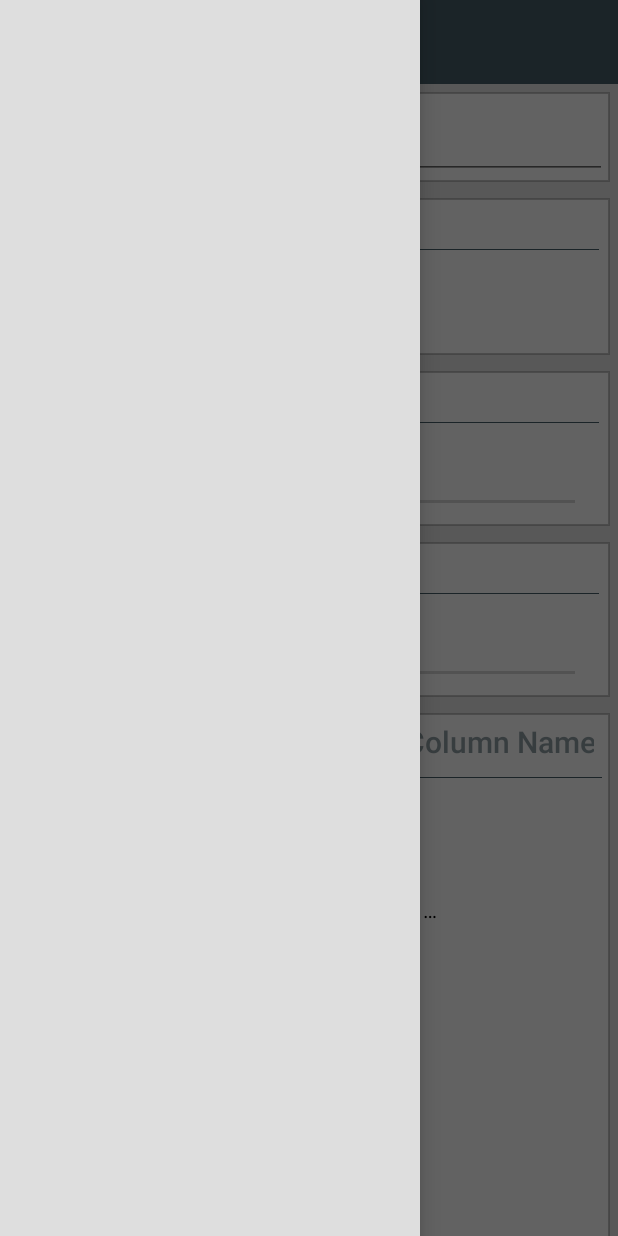
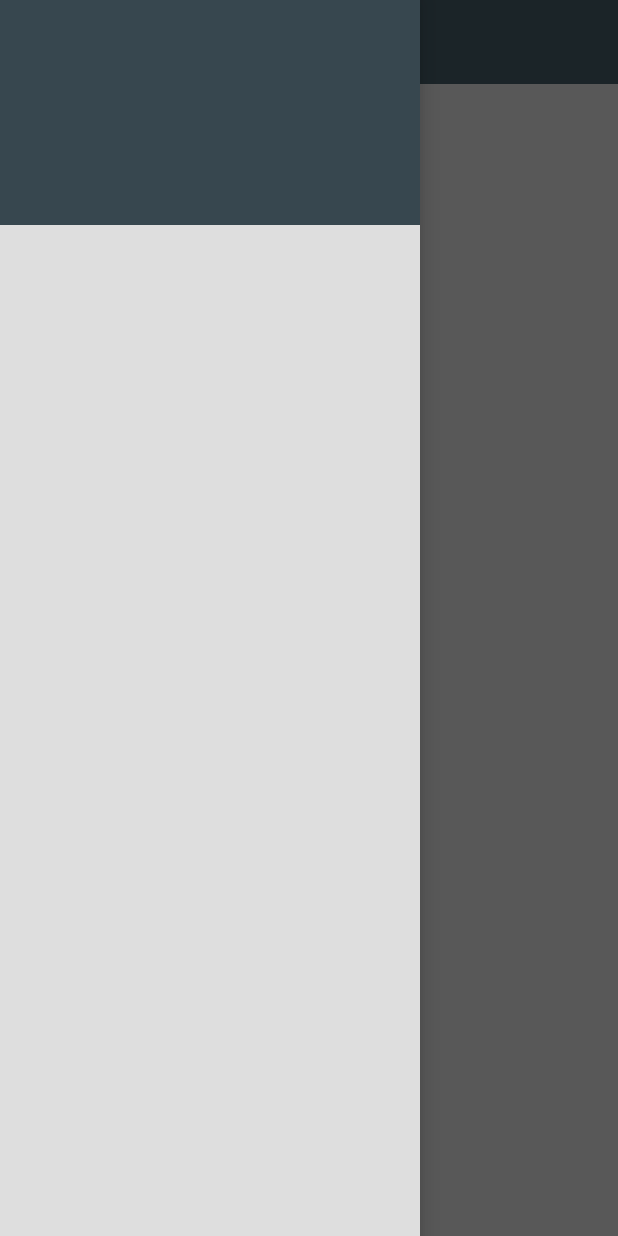
Before and after one commit to droideveloper/QMAndroid, an Android app: the screen it shows after launch (ScrollingActivity before the commit, MainActivityView after it), with the side drawer open, on a phone screen of 412 x 824 dp. Run offline under Robolectric (Android 15) with nearby library versions, the phone set to English and light mode, and no system bars.

Commit message:
added main activity and menu

```diff
--- a/app/src/main/AndroidManifest.xml
+++ b/app/src/main/AndroidManifest.xml
@@ -7,9 +7,10 @@
         android:icon="@mipmap/ic_launcher"
         android:label="@string/app_name"
         android:supportsRtl="true"
+        android:name=".QMAndroidApplication"
         android:theme="@style/AppTheme">
 
-        <activity android:name=".ScrollingActivity">
+        <activity android:name=".views.MainActivityView">
             <intent-filter>
                 <action android:name="android.intent.action.MAIN" />
                 <category android:name="android.intent.category.LAUNCHER" />
--- /dev/null
+++ b/app/src/main/java/org/fs/qm/QMAndroidApplication.java
@@ -0,0 +1,22 @@
+package org.fs.qm;
+
+import org.fs.core.AbstractApplication;
+
+/**
+ * Created by Fatih on 13/06/16.
+ * as org.fs.qm.QMAndroidApplication
+ */
+public class QMAndroidApplication extends AbstractApplication {
+
+    @Override public void onCreate() {
+        super.onCreate();
+    }
+
+    @Override protected String getClassTag() {
+        return QMAndroidApplication.class.getSimpleName();
+    }
+
+    @Override protected boolean isLogEnabled() {
+        return isDebug();
+    }
+}
--- /dev/null
+++ b/app/src/main/java/org/fs/qm/presenters/IMainActivityPresenter.java
@@ -0,0 +1,22 @@
+package org.fs.qm.presenters;
+
+import android.os.Bundle;
+import android.support.design.widget.NavigationView;
+import android.view.MenuItem;
+
+import org.fs.common.IPresenter;
+
+/**
+ * Created by Fatih on 13/06/16.
+ * as org.fs.qm.presenters.IMainActivityPresenter
+ */
+public interface IMainActivityPresenter extends IPresenter {
+
+    void restoreState(Bundle input);
+    void storeState(Bundle output);
+
+    boolean hasBackPress();
+    void    navigate(MenuItem navigation);
+
+    NavigationView.OnNavigationItemSelectedListener provideNavigationListener();
+}
--- /dev/null
+++ b/app/src/main/java/org/fs/qm/presenters/MenuActivityPresenter.java
@@ -0,0 +1,107 @@
+package org.fs.qm.presenters;
+
+import android.os.Bundle;
+import android.os.Handler;
+import android.os.Looper;
+import android.support.design.widget.NavigationView;
+import android.support.v4.app.FragmentManager;
+import android.view.MenuItem;
+
+import org.fs.common.AbstractPresenter;
+import org.fs.core.AbstractApplication;
+import org.fs.qm.views.IMainActivityView;
+
+/**
+ * Created by Fatih on 13/06/16.
+ * as org.fs.qm.presenters.MenuActivityPresenter
+ */
+public class MenuActivityPresenter extends AbstractPresenter<IMainActivityView> implements IMainActivityPresenter,
+                                                                                           NavigationView.OnNavigationItemSelectedListener {
+
+    private static final String KEY_SELECTED_NAVIGATION_MENU = "navigation.selected.menu";
+
+    private final static long   NAVIGATION_SELECTED_DELAY    = 250L;
+
+    private final Handler   uiThreadHandler  = new Handler(Looper.myLooper());
+    private final Runnable  navigationThread = new Runnable() {
+        @Override public void run() {
+            if(view.isAvailable()) {
+                final MenuItem navigation = view.findMenuItem(selectedNavigationMenu);
+                if(navigation != null) {
+                    navigate(navigation);
+                }
+            }
+        }
+    };
+
+    private int selectedNavigationMenu;
+
+    public MenuActivityPresenter(IMainActivityView view) {
+        super(view);
+    }
+
+    @Override public void restoreState(Bundle input) {
+        if(input != null) {
+            selectedNavigationMenu = input.getInt(KEY_SELECTED_NAVIGATION_MENU);
+        }
+    }
+
+    @Override public void storeState(Bundle output) {
+        output.putInt(KEY_SELECTED_NAVIGATION_MENU, selectedNavigationMenu);
+    }
+
+    @Override public boolean hasBackPress() {
+        boolean hasDrawerOpen = view.hasDrawerOpen();
+        if(hasDrawerOpen) {
+            view.closeMenu();
+            return true;
+        }
+        FragmentManager fragmentManager = view.getSupportFragmentManager();
+        return fragmentManager.popBackStackImmediate();
+    }
+
+    @Override public boolean onNavigationItemSelected(MenuItem navigation) {
+        boolean alreadySelected = selectedNavigationMenu == navigation.getItemId();
+        if(!alreadySelected) {
+            selectedNavigationMenu = navigation.getItemId();
+            uiThreadHandler.postDelayed(navigationThread, NAVIGATION_SELECTED_DELAY);
+        }
+        view.closeMenu();
+        return true;
+    }
+
+    @Override public void navigate(MenuItem navigation) {
+        //todo implement this navigation change
+    }
+
+    @Override public void onCreate() {
+        view.setUpViews();
+    }
+
+    @Override public void onStart() {
+        if(selectedNavigationMenu != 0) {
+            view.setNavigationSelected(selectedNavigationMenu);
+        }
+    }
+
+    @Override public void onStop() {
+        uiThreadHandler.removeCallbacks(navigationThread);
+    }
+
+    @Override public void onDestroy() {
+        uiThreadHandler.removeCallbacks(navigationThread);
+    }
+
+    @Override public NavigationView.OnNavigationItemSelectedListener provideNavigationListener() {
+        return this;
+    }
+
+    @Override protected String getClassTag() {
+        return MenuActivityPresenter.class.getSimpleName();
+    }
+
+    @Override protected boolean isLogEnabled() {
+        return AbstractApplication.isDebug();
+    }
+
+}
--- /dev/null
+++ b/app/src/main/java/org/fs/qm/views/IMainActivityView.java
@@ -0,0 +1,40 @@
+package org.fs.qm.views;
+
+import android.content.Context;
+import android.support.v4.app.Fragment;
+import android.support.v4.app.FragmentManager;
+import android.view.MenuItem;
+
+import org.fs.common.IView;
+import org.fs.qm.QMAndroidApplication;
+import org.fs.qm.components.ActivityComponent;
+import org.fs.qm.components.ApplicationComponent;
+
+/**
+ * Created by Fatih on 13/06/16.
+ * as org.fs.qm.views.IMainActivityView
+ */
+public interface IMainActivityView extends IView {
+
+
+    void setUpViews();
+    void onBindView();
+    void closeMenu();
+    void showMenu();
+    void setNavigationSelected(int id);
+    void setTitle(String title);
+
+    void commitWithAnim(Fragment fragment);
+    void commitWithoutAnim(Fragment fragment);
+
+    FragmentManager      getSupportFragmentManager();
+    ApplicationComponent getApplicationComponent();
+    ActivityComponent    getActivityComponent();
+    QMAndroidApplication getQMAndroidApplication();
+    MenuItem             findMenuItem(int id);
+    boolean              isTablet();
+    boolean              hasDrawerOpen();
+    boolean              isAvailable();
+    Context              getContext();
+
+}
--- /dev/null
+++ b/app/src/main/java/org/fs/qm/views/MainActivityView.java
@@ -0,0 +1,209 @@
+package org.fs.qm.views;
+
+import android.content.Context;
+import android.content.pm.ActivityInfo;
+import android.os.Bundle;
+import android.support.annotation.Nullable;
+import android.support.design.widget.NavigationView;
+import android.support.v4.app.Fragment;
+import android.support.v4.app.FragmentManager;
+import android.support.v4.app.FragmentTransaction;
+import android.support.v4.view.GravityCompat;
+import android.support.v4.widget.DrawerLayout;
+import android.support.v7.app.ActionBar;
+import android.support.v7.app.ActionBarDrawerToggle;
+import android.support.v7.widget.Toolbar;
+import android.view.MenuItem;
+
+import org.fs.core.AbstractActivity;
+import org.fs.core.AbstractApplication;
+import org.fs.qm.QMAndroidApplication;
+import org.fs.qm.R;
+import org.fs.qm.components.ActivityComponent;
+import org.fs.qm.components.ApplicationComponent;
+import org.fs.qm.presenters.IMainActivityPresenter;
+import org.fs.qm.presenters.MenuActivityPresenter;
+import org.fs.util.ViewUtility;
+
+/**
+ * Created by Fatih on 13/06/16.
+ * as org.fs.qm.presenters.MainActivityView
+ */
+public class MainActivityView extends AbstractActivity<IMainActivityPresenter> implements IMainActivityView {
+
+    private Toolbar                 toolBar;
+    private NavigationView          navigationView;
+    private DrawerLayout            drawerLayout;
+    private ActionBarDrawerToggle   drawerToggle;
+
+
+    @Override protected void onCreate(@Nullable Bundle savedInstanceState) {
+        super.onCreate(savedInstanceState);
+        if(!isTablet()) {
+            setRequestedOrientation(ActivityInfo.SCREEN_ORIENTATION_PORTRAIT);
+        } else {
+            setRequestedOrientation(ActivityInfo.SCREEN_ORIENTATION_LANDSCAPE);
+        }
+        setContentView(R.layout.layout_main_activity);
+        onBindView();
+        presenter.restoreState(savedInstanceState != null ? savedInstanceState : getIntent().getExtras());
+        presenter.onCreate();
+    }
+
+    @Override protected void onRestoreInstanceState(Bundle savedInstanceState) {
+        super.onRestoreInstanceState(savedInstanceState);
+        presenter.restoreState(savedInstanceState);
+    }
+
+    @Override protected void onSaveInstanceState(Bundle outState) {
+        super.onSaveInstanceState(outState);
+        presenter.storeState(outState);
+    }
+
+    @Override protected void onPostCreate(@Nullable Bundle savedInstanceState) {
+        super.onPostCreate(savedInstanceState);
+        if(!isTablet()) {
+            drawerToggle.syncState();
+        }
+    }
+
+    @Override public boolean onOptionsItemSelected(MenuItem item) {
+        boolean hasActionToolBar = drawerToggle != null && drawerToggle.onOptionsItemSelected(item);
+        if(hasActionToolBar) {
+            return hasActionToolBar;
+        }
+        return super.onOptionsItemSelected(item);
+    }
+
+    @Override protected void onStart() {
+        super.onStart();
+        presenter.onStart();
+    }
+
+    @Override protected void onStop() {
+        presenter.onStop();
+        super.onStop();
+    }
+
+    @Override protected void onDestroy() {
+        presenter.onDestroy();
+        super.onDestroy();
+    }
+
+    @Override public void onBindView() {
+        toolBar         = ViewUtility.findViewById(this, R.id.toolbar);
+        navigationView  = ViewUtility.findViewById(this, R.id.nvMenu);
+        if (!isTablet()) {
+            drawerLayout = ViewUtility.findViewById(this, R.id.vgDrawer);
+            drawerToggle = new ActionBarDrawerToggle(this, drawerLayout, toolBar, R.string.navigation_drawer_open, R.string.navigation_drawer_close);
+        }
+    }
+
+    @Override public void setUpViews() {
+        if(!isTablet()) {
+            setSupportActionBar(toolBar);
+            ActionBar actionBar = getSupportActionBar();
+            if(actionBar != null) {
+                actionBar.setDisplayHomeAsUpEnabled(true);
+                actionBar.setDisplayShowTitleEnabled(true);
+            }
+            drawerLayout.addDrawerListener(drawerToggle);
+        }
+        navigationView.setNavigationItemSelectedListener(presenter.provideNavigationListener());
+    }
+
+    @Override public void setTitle(String title) {
+        toolBar.setTitle(title);
+    }
+
+    @Override public ApplicationComponent getApplicationComponent() {
+        return null;
+    }
+
+    @Override public ActivityComponent getActivityComponent() {
+        return null;
+    }
+
+    @Override public QMAndroidApplication getQMAndroidApplication() {
+        return (QMAndroidApplication) getApplication();
+    }
+
+    @Override public void commitWithAnim(Fragment fragment) {
+        FragmentTransaction trans = getSupportFragmentManager().beginTransaction();
+        trans.replace(R.id.vgContainer, fragment);
+        trans.setCustomAnimations(R.anim.translate_in, R.anim.scale_out,
+                                  R.anim.scale_in, R.anim.translate_out);
+        trans.addToBackStack(String.valueOf(fragment.hashCode()));
+        trans.commit();
+    }
+
+    @Override public void commitWithoutAnim(Fragment fragment) {
+        FragmentTransaction trans = getSupportFragmentManager().beginTransaction();
+        trans.replace(R.id.vgContainer, fragment);
+        trans.addToBackStack(String.valueOf(fragment.hashCode()));
+        trans.commit();
+    }
+
+    @Override public FragmentManager getSupportFragmentManager() {
+        return super.getSupportFragmentManager();
+    }
+
+    @Override public Context getContext() {
+        return this;
+    }
+
+    @Override public void onBackPressed() {
+        boolean hasBackPress = presenter.hasBackPress();
+        if(!hasBackPress) {
+            //presenter not need
+            super.onBackPressed();
+        }
+    }
+
+    @Override public void closeMenu() {
+        if(drawerLayout != null) {
+            drawerLayout.closeDrawer(GravityCompat.START);
+        }
+    }
+
+    @Override public void showMenu() {
+        if(drawerLayout != null) {
+            drawerLayout.openDrawer(GravityCompat.END);
+        }
+    }
+
+    @Override public void setNavigationSelected(int id) {
+        final MenuItem item = findMenuItem(id);
+        if(item != null) {
+            item.setChecked(true);
+        }
+    }
+
+    @Override public MenuItem findMenuItem(int id) {
+        return navigationView.getMenu().findItem(id);
+    }
+
+    @Override public boolean isAvailable() {
+        return !isFinishing();
+    }
+
+    @Override public boolean hasDrawerOpen() {
+        return drawerLayout != null && drawerLayout.isDrawerOpen(GravityCompat.START);
+    }
+
+    @Override public boolean isTablet() {
+        return getResources().getBoolean(R.bool.isTablet);
+    }
+
+    @Override protected IMainActivityPresenter presenter() {
+        return new MenuActivityPresenter(this);
+    }
+
+    @Override protected String getClassTag() {
+        return MainActivityView.class.getSimpleName();
+    }
+
+    @Override protected boolean isLogEnabled() {
+        return AbstractApplication.isDebug();
+    }
+}
--- /dev/null
+++ b/app/src/main/res/color/navigation_item_bg.xml
@@ -0,0 +1,5 @@
+<?xml version="1.0" encoding="utf-8"?>
+<selector xmlns:android="http://schemas.android.com/apk/res/android">
+    <item android:color="@color/colorPrimary" android:state_checked="true" />
+    <item android:color="@android:color/transparent" />
+</selector>
--- /dev/null
+++ b/app/src/main/res/drawable/ic_account_balance_white_24dp.xml
@@ -0,0 +1,9 @@
+<vector xmlns:android="http://schemas.android.com/apk/res/android"
+        android:width="24dp"
+        android:height="24dp"
+        android:viewportWidth="24.0"
+        android:viewportHeight="24.0">
+    <path
+        android:fillColor="#FFFFFFFF"
+        android:pathData="M4,10v7h3v-7L4,10zM10,10v7h3v-7h-3zM2,22h19v-3L2,19v3zM16,10v7h3v-7h-3zM11.5,1L2,6v2h19L21,6l-9.5,-5z"/>
+</vector>
--- a/app/src/main/res/layout/layout_main_activity.xml
+++ b/app/src/main/res/layout/layout_main_activity.xml
@@ -4,7 +4,8 @@
     android:id="@+id/vgDrawer"
     android:layout_width="match_parent"
     android:layout_height="match_parent"
-    xmlns:android="http://schemas.android.com/apk/res/android" >
+    xmlns:android="http://schemas.android.com/apk/res/android"
+    xmlns:navigation="http://schemas.android.com/apk/res-auto">
 
     <LinearLayout
         android:orientation="vertical"
@@ -33,6 +34,10 @@
         android:id="@+id/nvMenu"
         android:layout_width="wrap_content"
         android:layout_gravity="start"
+        navigation:headerLayout="@layout/layout_navigation_header"
+        navigation:itemTextColor="@color/navigation_item_bg"
+        navigation:itemIconTint="@color/navigation_item_bg"
+        navigation:menu="@menu/navigation"
         android:layout_height="match_parent" />
 
 </android.support.v4.widget.DrawerLayout>
--- /dev/null
+++ b/app/src/main/res/layout/layout_navigation_header.xml
@@ -0,0 +1,7 @@
+<?xml version="1.0" encoding="utf-8"?>
+<LinearLayout
+    xmlns:android="http://schemas.android.com/apk/res/android"
+    android:orientation="vertical"
+    android:layout_width="match_parent"
+    android:background="@color/colorPrimaryDark"
+    android:layout_height="150dp" />
--- /dev/null
+++ b/app/src/main/res/menu/navigation.xml
@@ -0,0 +1,11 @@
+<?xml version="1.0" encoding="utf-8"?>
+<menu
+    xmlns:android="http://schemas.android.com/apk/res/android">
+    <group
+        android:checkableBehavior="single">
+        <item
+            android:id="@+id/nvHome"
+            android:title="@string/nv_home_title"
+            android:icon="@drawable/ic_account_balance_white_24dp" />
+    </group>
+</menu>
--- a/app/src/main/res/values/strings.xml
+++ b/app/src/main/res/values/strings.xml
@@ -27,6 +27,11 @@
     <string name="upper_case_name">A, B, C, D, E, &#8230;</string>
     <string name="number_name">1, 2, 3, 4, 5, &#8230;</string>
     <string name="month_name">January, February, March, &#8230;</string>
+
+    <string name="navigation_drawer_open">NavigationOpen</string>
+    <string name="navigation_drawer_close">NavigationClosed</string>
+
+    <string name="nv_home_title">Home</string>
 
     <string-array name="months">
         <item>January</item>
--- a/app/src/main/res/values/styles.xml
+++ b/app/src/main/res/values/styles.xml
@@ -15,6 +15,12 @@
 
         <item name="windowActionBar">false</item>
         <item name="windowNoTitle">true</item>
+        <item name="drawerArrowStyle">@style/DrawerArrowStyle</item>
+    </style>
+
+    <style name="DrawerArrowStyle" parent="Widget.AppCompat.DrawerArrowToggle">
+        <item name="spinBars">true</item>
+        <item name="color">@android:color/white</item>
     </style>
 
     <style name="PagerTitleStripStyle">
```
